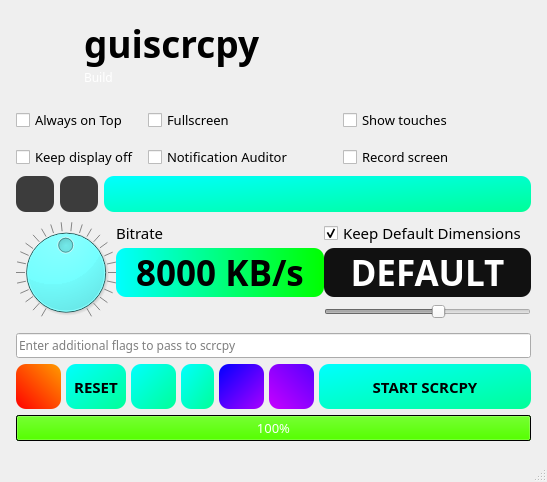
Above: guiscrcpy/ui/mainwindow.ui from srevinsaju/guiscrcpy before the change. Below: the same form after it.
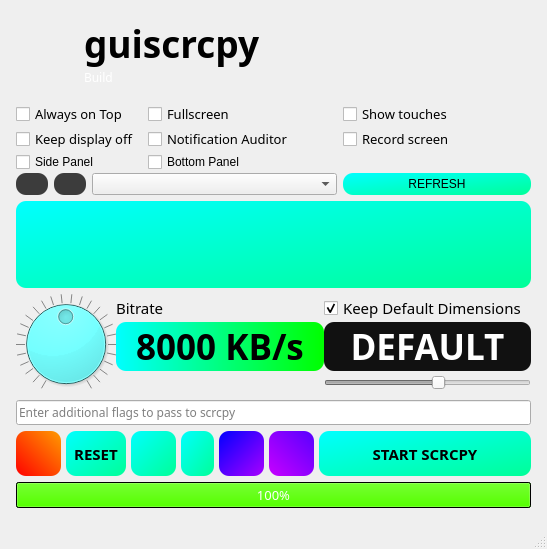
That is the form after the change. Icons and pictures are not drawn.

Commit message: Add UI for device selector  #64

```diff
--- a/guiscrcpy/ui/mainwindow.ui
+++ b/guiscrcpy/ui/mainwindow.ui
@@ -7,7 +7,7 @@
     <x>0</x>
     <y>0</y>
     <width>547</width>
-    <height>482</height>
+    <height>549</height>
    </rect>
   </property>
   <property name="sizePolicy">
@@ -24,7 +24,7 @@
   </property>
   <property name="font">
    <font>
-    <family>Trebuchet MS</family>
+    <family>Titillium Web</family>
     <pointsize>10</pointsize>
    </font>
   </property>
@@ -263,42 +263,36 @@
          <property name="verticalSpacing">
           <number>1</number>
          </property>
-         <item row="1" column="0" colspan="3">
-          <widget class="QCheckBox" name="displayForceOn">
-           <property name="sizePolicy">
-            <sizepolicy hsizetype="Expanding" vsizetype="Expanding">
-             <horstretch>0</horstretch>
-             <verstretch>0</verstretch>
-            </sizepolicy>
-           </property>
-           <property name="minimumSize">
-            <size>
-             <width>10</width>
-             <height>20</height>
-            </size>
-           </property>
-           <property name="font">
-            <font>
-             <family>Trebuchet MS</family>
-             <pointsize>10</pointsize>
-            </font>
-           </property>
-           <property name="toolTip">
-            <string>Use your computer screen as your android device's HD Display</string>
-           </property>
-           <property name="toolTipDuration">
-            <number>2</number>
-           </property>
-           <property name="text">
-            <string>Keep display off </string>
-           </property>
-           <property name="icon">
-            <iconset resource="rsrc.qrc">
-             <normaloff>:/icons/icons/bullseye.svg</normaloff>:/icons/icons/bullseye.svg</iconset>
-           </property>
-          </widget>
-         </item>
          <item row="0" column="4">
+          <widget class="QCheckBox" name="fullscreen">
+           <property name="sizePolicy">
+            <sizepolicy hsizetype="Expanding" vsizetype="Expanding">
+             <horstretch>0</horstretch>
+             <verstretch>0</verstretch>
+            </sizepolicy>
+           </property>
+           <property name="minimumSize">
+            <size>
+             <width>10</width>
+             <height>20</height>
+            </size>
+           </property>
+           <property name="font">
+            <font>
+             <family>Titillium Web</family>
+             <pointsize>10</pointsize>
+            </font>
+           </property>
+           <property name="text">
+            <string>Fullscreen</string>
+           </property>
+           <property name="icon">
+            <iconset resource="rsrc.qrc">
+             <normaloff>:/icons/icons/increase-size-option.svg</normaloff>:/icons/icons/increase-size-option.svg</iconset>
+           </property>
+          </widget>
+         </item>
+         <item row="0" column="5">
           <widget class="QCheckBox" name="showTouches">
            <property name="sizePolicy">
             <sizepolicy hsizetype="Expanding" vsizetype="Expanding">
@@ -314,7 +308,7 @@
            </property>
            <property name="font">
             <font>
-             <family>Trebuchet MS</family>
+             <family>Titillium Web</family>
              <pointsize>10</pointsize>
             </font>
            </property>
@@ -327,8 +321,8 @@
            </property>
           </widget>
          </item>
-         <item row="2" column="0">
-          <widget class="QPushButton" name="network_button">
+         <item row="3" column="1">
+          <widget class="QPushButton" name="settings_button">
            <property name="sizePolicy">
             <sizepolicy hsizetype="Minimum" vsizetype="Expanding">
              <horstretch>0</horstretch>
@@ -350,7 +344,7 @@
            </property>
           </widget>
          </item>
-         <item row="1" column="3">
+         <item row="1" column="4">
           <widget class="QCheckBox" name="notifChecker">
            <property name="sizePolicy">
             <sizepolicy hsizetype="Expanding" vsizetype="Expanding">
@@ -366,7 +360,7 @@
            </property>
            <property name="font">
             <font>
-             <family>Trebuchet MS</family>
+             <family>Titillium Web</family>
              <pointsize>10</pointsize>
             </font>
            </property>
@@ -385,7 +379,77 @@
            </property>
           </widget>
          </item>
-         <item row="1" column="4">
+         <item row="1" column="0" colspan="4">
+          <widget class="QCheckBox" name="displayForceOn">
+           <property name="sizePolicy">
+            <sizepolicy hsizetype="Expanding" vsizetype="Expanding">
+             <horstretch>0</horstretch>
+             <verstretch>0</verstretch>
+            </sizepolicy>
+           </property>
+           <property name="minimumSize">
+            <size>
+             <width>10</width>
+             <height>20</height>
+            </size>
+           </property>
+           <property name="font">
+            <font>
+             <family>Titillium Web</family>
+             <pointsize>10</pointsize>
+            </font>
+           </property>
+           <property name="toolTip">
+            <string>Use your computer screen as your android device's HD Display</string>
+           </property>
+           <property name="toolTipDuration">
+            <number>2</number>
+           </property>
+           <property name="text">
+            <string>Keep display off </string>
+           </property>
+           <property name="icon">
+            <iconset resource="rsrc.qrc">
+             <normaloff>:/icons/icons/bullseye.svg</normaloff>:/icons/icons/bullseye.svg</iconset>
+           </property>
+          </widget>
+         </item>
+         <item row="0" column="0" colspan="4">
+          <widget class="QCheckBox" name="aotop">
+           <property name="sizePolicy">
+            <sizepolicy hsizetype="Expanding" vsizetype="Expanding">
+             <horstretch>0</horstretch>
+             <verstretch>0</verstretch>
+            </sizepolicy>
+           </property>
+           <property name="minimumSize">
+            <size>
+             <width>10</width>
+             <height>20</height>
+            </size>
+           </property>
+           <property name="font">
+            <font>
+             <family>Titillium Web</family>
+             <pointsize>10</pointsize>
+            </font>
+           </property>
+           <property name="toolTip">
+            <string>Keep display always on top of other windows</string>
+           </property>
+           <property name="toolTipDuration">
+            <number>2</number>
+           </property>
+           <property name="text">
+            <string>Always on Top</string>
+           </property>
+           <property name="icon">
+            <iconset resource="rsrc.qrc">
+             <normaloff>:/icons/icons/fire-symbol.svg</normaloff>:/icons/icons/fire-symbol.svg</iconset>
+           </property>
+          </widget>
+         </item>
+         <item row="1" column="5">
           <widget class="QCheckBox" name="recScui">
            <property name="enabled">
             <bool>true</bool>
@@ -404,7 +468,7 @@
            </property>
            <property name="font">
             <font>
-             <family>Trebuchet MS</family>
+             <family>Titillium Web</family>
              <pointsize>10</pointsize>
              <weight>50</weight>
              <italic>false</italic>
@@ -429,41 +493,10 @@
            </property>
           </widget>
          </item>
-         <item row="2" column="2" colspan="3">
-          <widget class="QPushButton" name="runningNot">
-           <property name="sizePolicy">
-            <sizepolicy hsizetype="Expanding" vsizetype="Expanding">
-             <horstretch>0</horstretch>
-             <verstretch>0</verstretch>
-            </sizepolicy>
-           </property>
+         <item row="2" column="0" colspan="4">
+          <widget class="QCheckBox" name="checkBox">
            <property name="text">
-            <string/>
-           </property>
-          </widget>
-         </item>
-         <item row="0" column="3">
-          <widget class="QCheckBox" name="fullscreen">
-           <property name="sizePolicy">
-            <sizepolicy hsizetype="Expanding" vsizetype="Expanding">
-             <horstretch>0</horstretch>
-             <verstretch>0</verstretch>
-            </sizepolicy>
-           </property>
-           <property name="minimumSize">
-            <size>
-             <width>10</width>
-             <height>20</height>
-            </size>
-           </property>
-           <property name="font">
-            <font>
-             <family>Trebuchet MS</family>
-             <pointsize>10</pointsize>
-            </font>
-           </property>
-           <property name="text">
-            <string>Fullscreen</string>
+            <string>Side Panel</string>
            </property>
            <property name="icon">
             <iconset resource="rsrc.qrc">
@@ -471,26 +504,14 @@
            </property>
           </widget>
          </item>
-         <item row="0" column="0" colspan="3">
-          <widget class="QCheckBox" name="aotop">
+         <item row="3" column="0">
+          <widget class="QPushButton" name="network_button">
            <property name="sizePolicy">
-            <sizepolicy hsizetype="Expanding" vsizetype="Expanding">
+            <sizepolicy hsizetype="Minimum" vsizetype="Expanding">
              <horstretch>0</horstretch>
              <verstretch>0</verstretch>
             </sizepolicy>
            </property>
-           <property name="minimumSize">
-            <size>
-             <width>10</width>
-             <height>20</height>
-            </size>
-           </property>
-           <property name="font">
-            <font>
-             <family>Trebuchet MS</family>
-             <pointsize>10</pointsize>
-            </font>
-           </property>
            <property name="toolTip">
             <string>Keep display always on top of other windows</string>
            </property>
@@ -498,7 +519,7 @@
             <number>2</number>
            </property>
            <property name="text">
-            <string>Always on Top</string>
+            <string/>
            </property>
            <property name="icon">
             <iconset resource="rsrc.qrc">
@@ -506,8 +527,26 @@
            </property>
           </widget>
          </item>
-         <item row="2" column="1">
-          <widget class="QPushButton" name="settings_button">
+         <item row="2" column="4">
+          <widget class="QCheckBox" name="checkBox_2">
+           <property name="text">
+            <string>Bottom Panel</string>
+           </property>
+           <property name="icon">
+            <iconset resource="rsrc.qrc">
+             <normaloff>:/icons/icons/reorder-option.svg</normaloff>:/icons/icons/reorder-option.svg</iconset>
+           </property>
+          </widget>
+         </item>
+         <item row="3" column="2" colspan="3">
+          <widget class="QComboBox" name="devices_combox">
+           <property name="currentText">
+            <string/>
+           </property>
+          </widget>
+         </item>
+         <item row="3" column="5">
+          <widget class="QPushButton" name="refreshdevices">
            <property name="sizePolicy">
             <sizepolicy hsizetype="Minimum" vsizetype="Expanding">
              <horstretch>0</horstretch>
@@ -515,16 +554,25 @@
             </sizepolicy>
            </property>
            <property name="text">
-            <string/>
-           </property>
-           <property name="icon">
-            <iconset resource="rsrc.qrc">
-             <normaloff>:/icons/icons/gear.svg</normaloff>:/icons/icons/gear.svg</iconset>
+            <string>REFRESH</string>
            </property>
           </widget>
          </item>
         </layout>
        </item>
+       <item>
+        <widget class="QPushButton" name="runningNot">
+         <property name="sizePolicy">
+          <sizepolicy hsizetype="Expanding" vsizetype="Expanding">
+           <horstretch>0</horstretch>
+           <verstretch>0</verstretch>
+          </sizepolicy>
+         </property>
+         <property name="text">
+          <string/>
+         </property>
+        </widget>
+       </item>
        <item>
         <layout class="QGridLayout" name="gridLayout_3">
          <property name="spacing">
@@ -673,7 +721,7 @@
            </property>
            <property name="font">
             <font>
-             <family>Trebuchet MS</family>
+             <family>Titillium Web</family>
              <pointsize>11</pointsize>
             </font>
            </property>
@@ -692,7 +740,7 @@
            </property>
            <property name="font">
             <font>
-             <family>Trebuchet MS</family>
+             <family>Titillium Web</family>
              <pointsize>11</pointsize>
              <weight>50</weight>
              <italic>false</italic>
@@ -1360,7 +1408,7 @@
          </property>
          <property name="font">
           <font>
-           <family>Trebuchet MS</family>
+           <family>Titillium Web</family>
            <pointsize>10</pointsize>
           </font>
          </property>
@@ -1387,7 +1435,7 @@
   <widget class="QStatusBar" name="statusbar">
    <property name="font">
     <font>
-     <family>Trebuchet MS</family>
+     <family>Titillium Web</family>
      <pointsize>10</pointsize>
     </font>
    </property>
```
Left out of the diff: 14 changed lines with no effect on the pictures.
